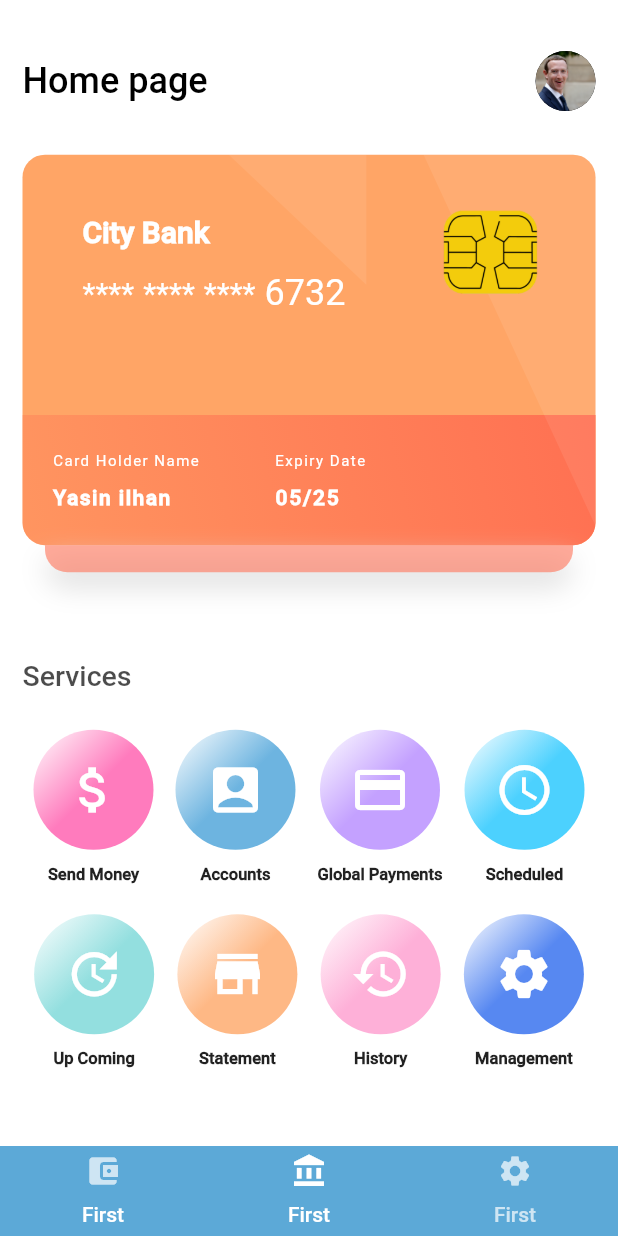
After one commit to FlutterDev88/Awesome-DesignPage-Using-Flutter, a Flutter app: the CreditCardPage screen opened directly, on a phone screen of 412 x 824 dp. The commit adds this screen. Run offline on Flutter 3.47's test engine with Material 2 defaults, Android fonts, the phone set to English and light mode, and no system bars; our stand-ins replace flutter_swiper, local_auth; missing offline and left inert: flutter_lock_screen.

Commit message:
bank credit card page added

```diff
--- /dev/null
+++ b/lib/credit_card_page.dart
@@ -0,0 +1,415 @@
+import 'package:flutter/material.dart';
+import 'package:testapp/widgets/credit_card_clipper.dart';
+
+class CreditCardPage extends StatefulWidget {
+  @override
+  _CreditCardPageState createState() => _CreditCardPageState();
+}
+
+class _CreditCardPageState extends State<CreditCardPage> {
+  @override
+  Widget build(BuildContext context) {
+    return DefaultTabController(
+      initialIndex: 1,
+      length: 3,
+      child: Scaffold(
+        backgroundColor: Colors.white,
+        body: Padding(
+          padding: EdgeInsets.only(top: 15, left: 15, right: 15),
+          child: Column(
+            crossAxisAlignment: CrossAxisAlignment.start,
+            children: <Widget>[
+              Expanded(
+                child: Column(
+                  children: <Widget>[
+                    Expanded(
+                      flex: 3,
+                      child: Row(
+                        crossAxisAlignment: CrossAxisAlignment.center,
+                        mainAxisAlignment: MainAxisAlignment.spaceBetween,
+                        children: <Widget>[
+                          Text(
+                            "Home page",
+                            style: TextStyle(
+                              fontSize: 24,
+                              fontWeight: FontWeight.w500,
+                              color: Colors.black,
+                            ),
+                          ),
+                          CircleAvatar(
+                            backgroundImage: AssetImage(
+                              "images/mark.jpg",
+                            ),
+                          ),
+                        ],
+                      ),
+                    ),
+                    SizedBox(
+                      height: 10,
+                    ),
+                    Expanded(
+                      flex: 10,
+                      child: Stack(
+                        children: <Widget>[
+                          Container(
+                            decoration: BoxDecoration(
+                              color: Color(0xFFffa566),
+                              borderRadius: BorderRadius.circular(15),
+                            ),
+                            child: Column(
+                              children: <Widget>[
+                                Expanded(
+                                  flex: 2,
+                                  child: Container(
+                                    padding: EdgeInsets.all(40),
+                                    child: Row(
+                                      children: <Widget>[
+                                        Column(
+                                          mainAxisAlignment:
+                                              MainAxisAlignment.start,
+                                          crossAxisAlignment:
+                                              CrossAxisAlignment.start,
+                                          children: <Widget>[
+                                            Text(
+                                              "City Bank",
+                                              style: TextStyle(
+                                                fontWeight: FontWeight.bold,
+                                                fontSize: 20,
+                                              ),
+                                            ),
+                                            SizedBox(
+                                              height: 15,
+                                            ),
+                                            Row(
+                                              mainAxisAlignment:
+                                                  MainAxisAlignment.spaceAround,
+                                              children: <Widget>[
+                                                Text(
+                                                  "****",
+                                                  style:
+                                                      TextStyle(fontSize: 20),
+                                                ),
+                                                SizedBox(
+                                                  width: 6,
+                                                ),
+                                                Text(
+                                                  "****",
+                                                  style:
+                                                      TextStyle(fontSize: 20),
+                                                ),
+                                                SizedBox(
+                                                  width: 6,
+                                                ),
+                                                Text(
+                                                  "****",
+                                                  style:
+                                                      TextStyle(fontSize: 20),
+                                                ),
+                                                SizedBox(
+                                                  width: 6,
+                                                ),
+                                                Text(
+                                                  "6732",
+                                                  style: TextStyle(
+                                                    fontSize: 24,
+                                                  ),
+                                                ),
+                                              ],
+                                            ),
+                                          ],
+                                        ),
+                                      ],
+                                    ),
+                                  ),
+                                ),
+                                Expanded(
+                                    child: Container(
+                                  decoration: BoxDecoration(
+                                    borderRadius: BorderRadius.only(
+                                      bottomLeft: Radius.circular(15),
+                                      bottomRight: Radius.circular(15),
+                                    ),
+                                    gradient: LinearGradient(
+                                        colors: [
+                                          Color(0xFFff7052).withOpacity(0.3),
+                                          Color(0xFFff7052),
+                                        ],
+                                        begin: Alignment.bottomLeft,
+                                        end: Alignment.topRight,
+                                        stops: [0, 1]),
+                                  ),
+                                  child: Padding(
+                                    padding: const EdgeInsets.only(
+                                        top: 25.0, left: 20),
+                                    child: Row(
+                                      mainAxisAlignment:
+                                          MainAxisAlignment.start,
+                                      children: <Widget>[
+                                        Column(
+                                          crossAxisAlignment:
+                                              CrossAxisAlignment.start,
+                                          children: <Widget>[
+                                            Text(
+                                              "Card Holder Name",
+                                              style: TextStyle(
+                                                fontWeight: FontWeight.w300,
+                                                fontSize: 10,
+                                                letterSpacing: 1,
+                                              ),
+                                            ),
+                                            SizedBox(
+                                              height: 10,
+                                            ),
+                                            Text(
+                                              "Yasin ilhan",
+                                              style: TextStyle(
+                                                fontWeight: FontWeight.bold,
+                                                letterSpacing: 1,
+                                              ),
+                                            ),
+                                          ],
+                                        ),
+                                        SizedBox(
+                                          width: 50,
+                                        ),
+                                        Column(
+                                          crossAxisAlignment:
+                                              CrossAxisAlignment.start,
+                                          children: <Widget>[
+                                            Text(
+                                              "Expiry Date",
+                                              style: TextStyle(
+                                                fontWeight: FontWeight.w300,
+                                                fontSize: 10,
+                                                letterSpacing: 1,
+                                              ),
+                                            ),
+                                            SizedBox(
+                                              height: 10,
+                                            ),
+                                            Text(
+                                              "05/25",
+                                              style: TextStyle(
+                                                fontWeight: FontWeight.bold,
+                                                letterSpacing: 1.2,
+                                              ),
+                                            ),
+                                          ],
+                                        ),
+                                      ],
+                                    ),
+                                  ),
+                                )),
+                              ],
+                            ),
+                          ),
+                          ClipPath(
+                            clipper: CreditCardClipperSecond(),
+                            child: Container(
+                              decoration: BoxDecoration(
+                                color: Colors.white10.withOpacity(0.08),
+                                borderRadius: BorderRadius.only(
+                                  topRight: Radius.circular(15),
+                                ),
+                              ),
+                            ),
+                          ),
+                          ClipPath(
+                            clipper: CreditCardClipperFirst(),
+                            child: Container(
+                              decoration: BoxDecoration(
+                                color: Colors.white10.withOpacity(0.08),
+                                borderRadius: BorderRadius.only(
+                                  topRight: Radius.circular(15),
+                                ),
+                              ),
+                            ),
+                          ),
+                          Positioned(
+                            right: 30,
+                            top: 35,
+                            child: Container(
+                              height: 60,
+                              width: 80,
+                              decoration: BoxDecoration(
+                                image: DecorationImage(
+                                  image: AssetImage(
+                                    "images/chip.png",
+                                  ),
+                                  fit: BoxFit.cover,
+                                ),
+                              ),
+                            ),
+                          )
+                        ],
+                      ),
+                    ),
+                    Expanded(
+                      child: Padding(
+                        padding: const EdgeInsets.only(
+                            left: 15.0, right: 15, bottom: 8),
+                        child: Container(
+                          decoration: BoxDecoration(
+                              color: Color(0xFFff7257).withOpacity(0.6),
+                              borderRadius: BorderRadius.only(
+                                bottomLeft: Radius.circular(15),
+                                bottomRight: Radius.circular(15),
+                              ),
+                              boxShadow: [
+                                BoxShadow(
+                                  color: Colors.grey.shade300,
+                                  spreadRadius: 0,
+                                  blurRadius: 15,
+                                  offset: Offset(0, 10),
+                                )
+                              ]),
+                        ),
+                      ),
+                    )
+                  ],
+                ),
+              ),
+              Expanded(
+                child: Column(
+                  mainAxisAlignment: MainAxisAlignment.start,
+                  crossAxisAlignment: CrossAxisAlignment.start,
+                  children: <Widget>[
+                    SizedBox(
+                      height: 50,
+                    ),
+                    Text(
+                      "Services",
+                      style: TextStyle(
+                        color: Colors.black.withOpacity(0.7),
+                        fontSize: 19,
+                        fontWeight: FontWeight.w500,
+                      ),
+                    ),
+                    SizedBox(
+                      height: 25,
+                    ),
+                    Row(
+                      mainAxisAlignment: MainAxisAlignment.spaceAround,
+                      children: <Widget>[
+                        iconCircle(Color(0xFFff7bbd), "Send Money",
+                            Icons.attach_money),
+                        iconCircle(
+                            Color(0xFF6db4e0), "Accounts", Icons.account_box),
+                        iconCircle(Color(0xFFc4a1ff), "Global Payments",
+                            Icons.payment),
+                        iconCircle(
+                            Color(0xFF4cd1fe), "Scheduled", Icons.schedule),
+                      ],
+                    ),
+                    SizedBox(
+                      height: 20,
+                    ),
+                    Row(
+                      mainAxisAlignment: MainAxisAlignment.spaceAround,
+                      children: <Widget>[
+                        iconCircle(
+                            Color(0xFF93dfdf), "Up Coming", Icons.update),
+                        iconCircle(Color(0xFFfeb885), "Statement", Icons.store),
+                        iconCircle(Color(0xFFfeb0d8), "History", Icons.history),
+                        iconCircle(
+                            Color(0xFF5788f1), "Management", Icons.settings),
+                      ],
+                    )
+                  ],
+                ),
+              ),
+            ],
+          ),
+        ),
+        bottomNavigationBar: SafeArea(
+          child: Container(
+            height: 60,
+            color: Color(0xFF5ca9d7),
+            child: TabBar(
+              indicatorColor: Colors.white,
+              indicatorSize: TabBarIndicatorSize.tab,
+              indicatorPadding: EdgeInsets.only(bottom: 10),
+              indicator: UnderlineTabIndicator(
+                  insets: EdgeInsets.only(bottom: 57),
+                  borderSide: BorderSide(
+                    width: 4,
+                    color: Colors.white,
+                  )),
+              tabs: [
+                Column(
+                  mainAxisAlignment: MainAxisAlignment.spaceEvenly,
+                  crossAxisAlignment: CrossAxisAlignment.center,
+                  children: <Widget>[
+                    new Icon(Icons.account_balance_wallet),
+                    new SizedBox(
+                      width: 5.0,
+                    ),
+                    new Text(
+                      "First",
+                      style: TextStyle(color: Colors.white),
+                    ),
+                  ],
+                ),
+                Column(
+                  mainAxisAlignment: MainAxisAlignment.spaceEvenly,
+                  crossAxisAlignment: CrossAxisAlignment.center,
+                  children: <Widget>[
+                    new Icon(Icons.account_balance),
+                    new SizedBox(
+                      width: 5.0,
+                    ),
+                    new Text("First"),
+                  ],
+                ),
+                Column(
+                  mainAxisAlignment: MainAxisAlignment.spaceEvenly,
+                  crossAxisAlignment: CrossAxisAlignment.center,
+                  children: <Widget>[
+                    new Icon(Icons.settings),
+                    new SizedBox(
+                      width: 5.0,
+                    ),
+                    new Text("First"),
+                  ],
+                )
+              ],
+            ),
+          ),
+        ),
+      ),
+    );
+  }
+
+  Widget iconCircle(Color color, String text, IconData icon) {
+    return Column(
+      children: <Widget>[
+        Container(
+          height: 80,
+          width: 80,
+          decoration: BoxDecoration(
+            shape: BoxShape.circle,
+            color: color,
+            gradient: LinearGradient(
+              colors: [Colors.white, color],
+              stops: [0, 0.5],
+              begin: FractionalOffset.topLeft,
+              end: FractionalOffset.bottomRight,
+            ),
+          ),
+          child: Icon(
+            icon,
+            size: 40,
+          ),
+        ),
+        SizedBox(
+          height: 10,
+        ),
+        Text(
+          text,
+          style: TextStyle(
+              color: Colors.black87, fontSize: 11, fontWeight: FontWeight.bold),
+        )
+      ],
+    );
+  }
+}
--- a/lib/home_page.dart
+++ b/lib/home_page.dart
@@ -1,5 +1,6 @@
 import 'package:flutter/material.dart';
 import 'package:testapp/animated_wave_card.dart';
+import 'package:testapp/credit_card_page.dart';
 import 'package:testapp/custom_gift_card.dart';
 import 'package:testapp/energy_card.dart';
 import 'package:testapp/first_page.dart';
@@ -71,6 +72,16 @@ class HomePage extends StatelessWidget {
             },
             "Animated Wave Widget",
           ),
+          buildCardWithIcon(
+            Icons.credit_card,
+            context,
+            () {
+              Navigator.push(context, MaterialPageRoute(builder: (context) {
+                return CreditCardPage();
+              }));
+            },
+            "Login Page",
+          ),
         ],
       ),
     );
--- a/lib/main.dart
+++ b/lib/main.dart
@@ -6,6 +6,7 @@ void main() => runApp(
         home: HomePage(),
         debugShowCheckedModeBanner: false,
         theme: ThemeData(
+          brightness: Brightness.dark,
           primarySwatch: Colors.blue,
           primaryColor: Colors.blue,
           fontFamily: "Roboto",
--- /dev/null
+++ b/lib/widgets/credit_card_clipper.dart
@@ -0,0 +1,35 @@
+import 'package:flutter/material.dart';
+
+class CreditCardClipperFirst extends CustomClipper<Path> {
+  @override
+  Path getClip(Size size) {
+    final Path path = Path();
+    path.moveTo(size.width * 0.36, 0);
+    path.lineTo(size.width * 0.6, size.height / 3);
+    path.lineTo(size.width * 0.6, 0);
+    path.close();
+    return path;
+  }
+
+  @override
+  bool shouldReclip(CustomClipper<Path> oldClipper) {
+    return true;
+  }
+}
+
+class CreditCardClipperSecond extends CustomClipper<Path> {
+  @override
+  Path getClip(Size size) {
+    final Path path = Path();
+    path.moveTo(size.width * 0.7, 0);
+    path.lineTo(size.width, size.height * 0.95);
+    path.lineTo(size.width, 0);
+    path.close();
+    return path;
+  }
+
+  @override
+  bool shouldReclip(CustomClipper<Path> oldClipper) {
+    return true;
+  }
+}
```
Also changed, not shown: appimage/wave.gif (deleted), images/chip.png (added), images/mark.jpg (added).
